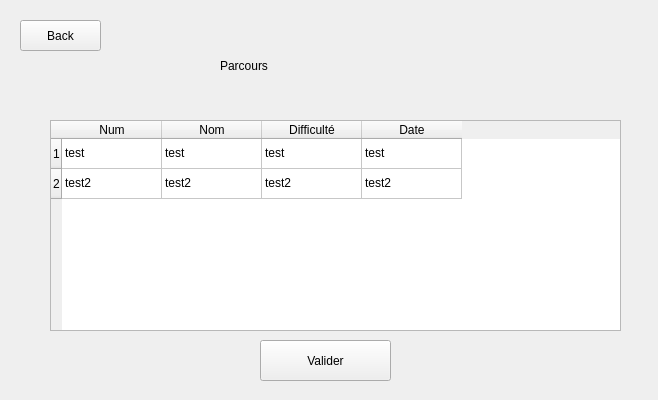
Before: the Qt Designer form testIHMClimingProject/testIHMClimingProject/choixParcoursMenu.ui in simplyyCarlos/ClimbingProject, drawn with Qt 5.
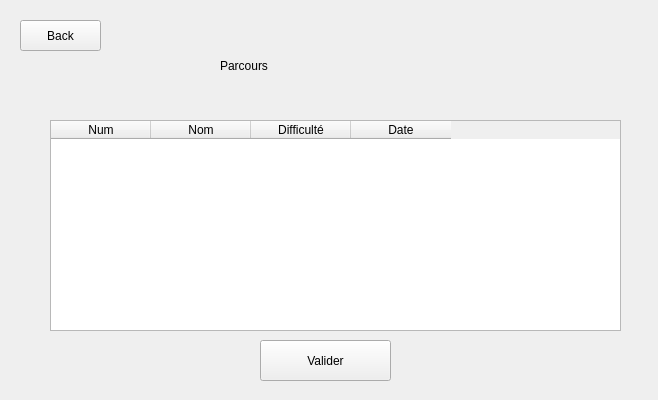
After: the same form once the commit is applied.

```diff
--- a/testIHMClimingProject/testIHMClimingProject/choixParcoursMenu.ui
+++ b/testIHMClimingProject/testIHMClimingProject/choixParcoursMenu.ui
@@ -48,16 +48,6 @@
      <height>211</height>
     </rect>
    </property>
-   <row>
-    <property name="text">
-     <string>1</string>
-    </property>
-   </row>
-   <row>
-    <property name="text">
-     <string>2</string>
-    </property>
-   </row>
    <column>
     <property name="text">
      <string>Num</string>
@@ -78,46 +68,6 @@
      <string>Date</string>
     </property>
    </column>
-   <item row="0" column="0">
-    <property name="text">
-     <string>test</string>
-    </property>
-   </item>
-   <item row="0" column="1">
-    <property name="text">
-     <string>test</string>
-    </property>
-   </item>
-   <item row="0" column="2">
-    <property name="text">
-     <string>test</string>
-    </property>
-   </item>
-   <item row="0" column="3">
-    <property name="text">
-     <string>test</string>
-    </property>
-   </item>
-   <item row="1" column="0">
-    <property name="text">
-     <string>test2</string>
-    </property>
-   </item>
-   <item row="1" column="1">
-    <property name="text">
-     <string>test2</string>
-    </property>
-   </item>
-   <item row="1" column="2">
-    <property name="text">
-     <string>test2</string>
-    </property>
-   </item>
-   <item row="1" column="3">
-    <property name="text">
-     <string>test2</string>
-    </property>
-   </item>
   </widget>
   <widget class="QPushButton" name="pushButton_Valider">
    <property name="geometry">
```
